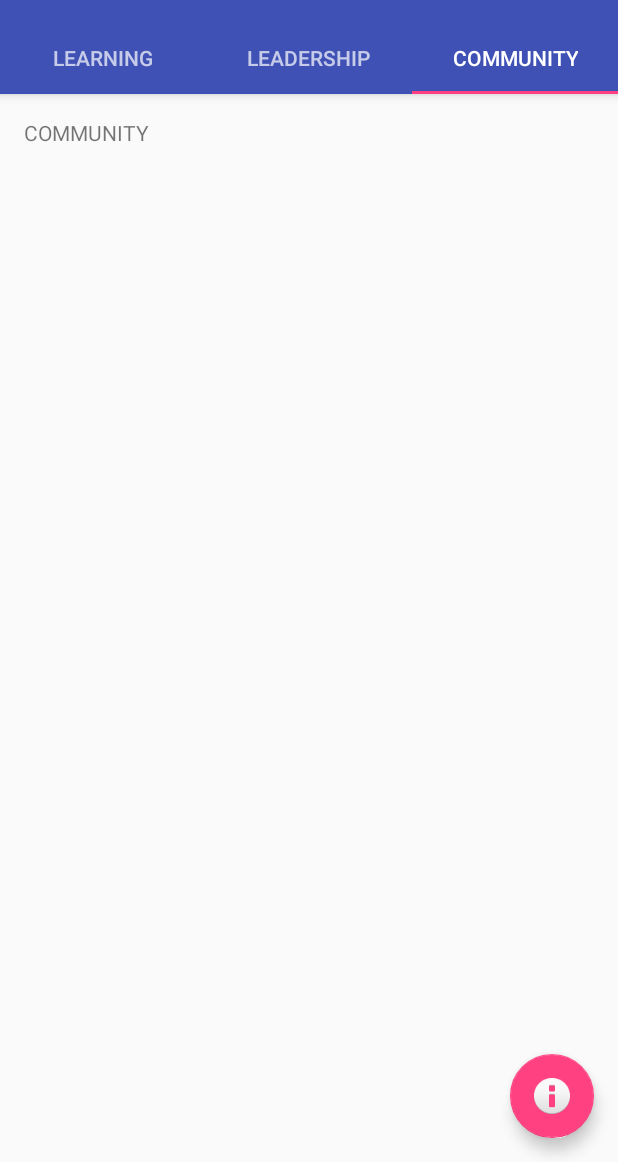
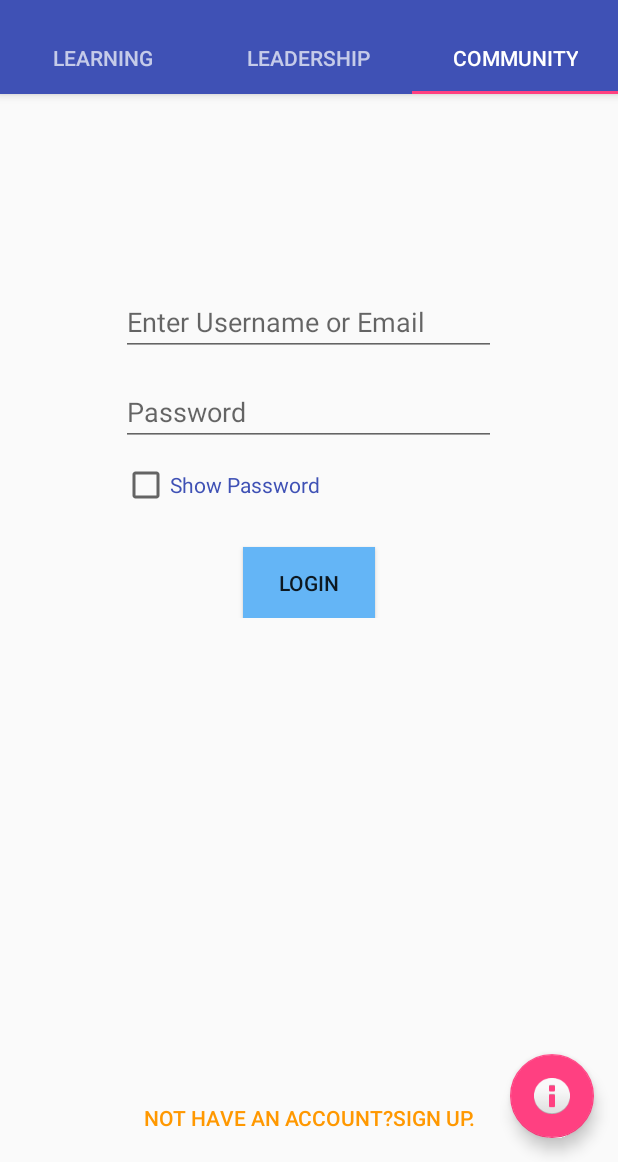
Before and after one commit to ShubhamWorks78/E-Learn, an Android app: the screen it shows after launch (MainActivity), tab 3 chosen, on a phone screen of 412 x 824 dp, the part 74-1236 px from its top. Run offline under Robolectric (Android 15) with nearby library versions, the phone set to English and light mode, and no system bars.

Commit message:
Small Changes and Bug Fixes
Added Navigate up to Parent Activity and Minor Bug fixes.

```diff
--- a/app/build.gradle
+++ b/app/build.gradle
@@ -26,5 +26,6 @@ dependencies {
     })
     compile 'com.android.support:appcompat-v7:23.4.0'
     compile 'com.android.support:design:23.4.0'
+    compile 'com.android.volley:volley:1.0.0'
     testCompile 'junit:junit:4.12'
 }
--- a/app/src/main/res/layout/tab3community.xml
+++ b/app/src/main/res/layout/tab3community.xml
@@ -6,12 +6,69 @@
     android:paddingLeft="@dimen/activity_horizontal_margin"
     android:paddingRight="@dimen/activity_horizontal_margin"
     android:paddingTop="@dimen/activity_vertical_margin"
-    tools:context="com.mania.indiaelearn.MainActivity$PlaceholderFragment">
+    tools:context="com.mania.indiaelearn.MainActivity">
 
-    <TextView
-        android:id="@+id/section_label"
-        android:layout_width="wrap_content"
+    <LinearLayout
+        android:layout_width="320dp"
+        android:layout_height="260dp"
+        android:layout_marginTop="73dp"
+        android:orientation="vertical"
+        android:layout_alignParentTop="true" android:layout_centerHorizontal="true"
+        android:id="@+id/community_linear_layout">
+
+        <EditText
+            android:id="@+id/community_login_username_email"
+            android:layout_width="250dp"
+            android:layout_height="40dp"
+            android:layout_marginTop="45dp"
+            android:layout_gravity="center"
+            android:maxLines="1"
+            android:hint="@string/tab_community_hint_enter_username_email"
+        />
+
+        <EditText
+            android:id="@+id/community_login_password"
+            android:layout_width="250dp"
+            android:layout_height="40dp"
+            android:layout_marginTop="20dp"
+            android:layout_gravity="center"
+            android:maxLines="1"
+            android:inputType="textPassword"
+            android:hint="@string/tab_community_hint_enter_password"
+        />
+
+        <CheckBox
+            android:id="@+id/community_login_show_pass"
+            android:layout_width="wrap_content"
+            android:layout_height="wrap_content"
+            android:text="@string/tab_community_str_show_pass"
+            android:layout_marginTop="10dp"
+            android:layout_marginLeft="35dp"
+            android:textColor="@color/colorPrimary"
+        />
+
+        <Button
+            android:id="@+id/community_btn_login"
+            android:layout_width="wrap_content"
+            android:layout_height="wrap_content"
+            android:text="@string/tab_community_str_btn_login"
+            android:background="#64B5F6"
+            android:layout_gravity="center"
+            android:layout_marginTop="25dp"
+            android:elevation="3dp"/>
+    </LinearLayout>
+
+    <Button
+        android:id="@+id/community_link_register"
+        android:text="@string/tab_community_link_to_register"
+        android:layout_width="match_parent"
+        android:textColor="#FF9800"
         android:layout_height="wrap_content"
-        android:text="COMMUNITY"/>
+        android:layout_marginBottom="45dp"
+        android:background="@null"
+        android:layout_alignBottom="@+id/community_linear_layout"
+
+        android:layout_alignParentBottom="true"
+        android:layout_alignParentStart="true" />
 
 </RelativeLayout>
--- a/app/src/main/res/values/strings.xml
+++ b/app/src/main/res/values/strings.xml
@@ -41,4 +41,16 @@
     <string name="title_activity_entrepreneur_section">Entrepreneur Section</string>
     <string name="title_activity_programming_section">Programming Section</string>
     <string name="title_activity_technology_section">technologySection</string>
+
+    <string name="tab_community_str_show_pass">Show Password</string>
+    <string name="tab_community_str_btn_login">Login</string>
+    <string name="tab_community_hint_enter_username_email">Enter Username or Email</string>
+    <string name="tab_community_hint_enter_password">Password</string>
+    <string name="tab_community_link_to_register">Not have an account?Sign Up.</string>
+    <string name="tab_community_link_to_login">Already Registered.Login Me</string>
+    <string name="tab_community_register_hint_name">Full Name</string>
+    <string name="tab_community_register_hint_username">Username</string>
+    <string name="tab_community_register_hint_password">Password</string>
+    <string name="tab_community_register_hint_email">Email</string>
+    <string name="tab_community_btn_register">Register</string>
 </resources>
```
Also changed, not shown: app/src/main/AndroidManifest.xml (+11 -9 lines), app/src/main/java/com/mania/indiaelearn/CommunityRegisterActivity.java (added, +100 -0 lines), app/src/main/java/com/mania/indiaelearn/tab3community.java (+97 -0 lines), app/src/main/res/layout/activity_community_register.xml (added, +81 -0 lines), 4 other files.
